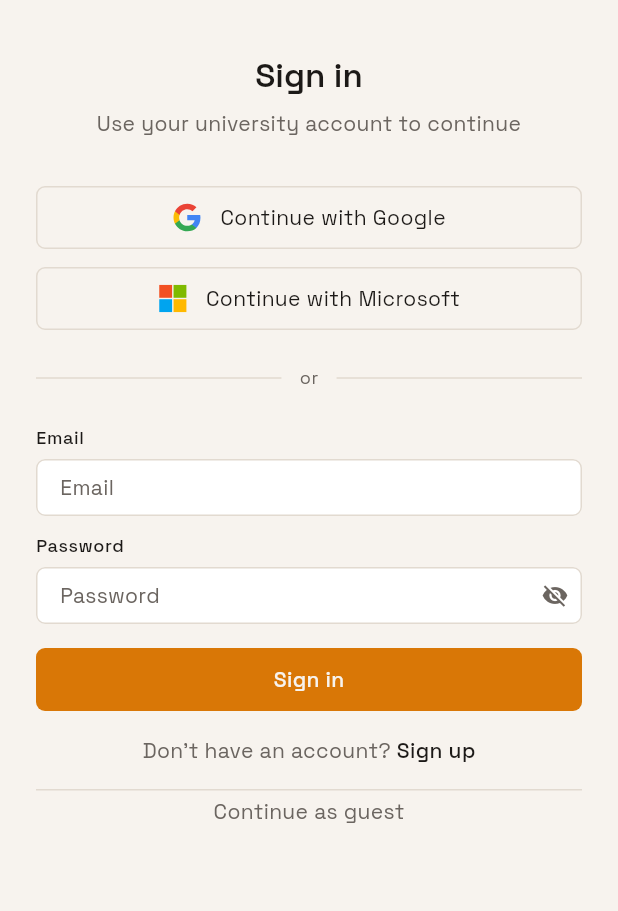
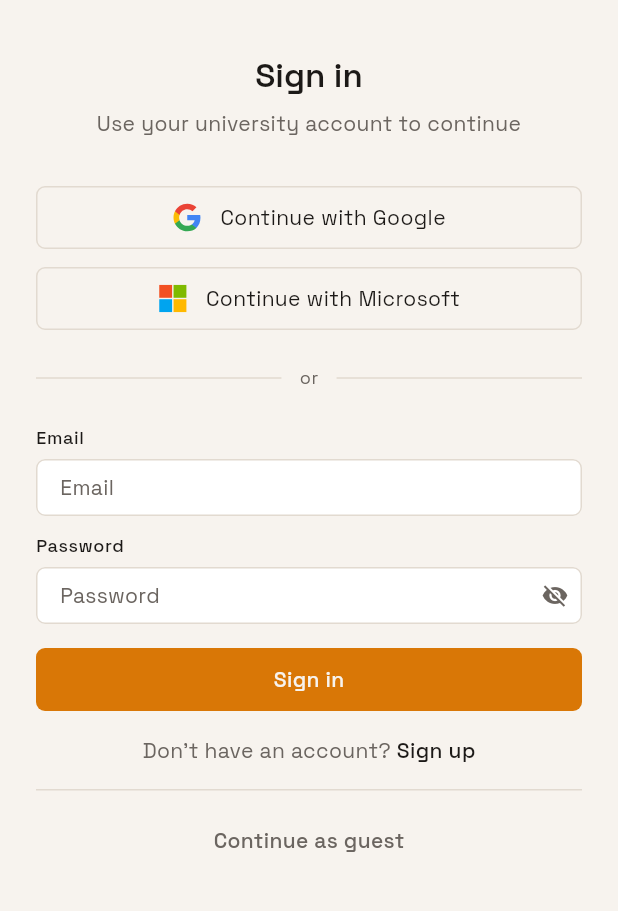
Before and after one commit to unishare-oss/unishare-flutter, a Flutter app: the screen it shows after launch, on a phone screen of 412 x 824 dp, the part 90-1001 px from its top. Run offline on Flutter 3.47's test engine with Material 3 defaults, Android fonts, the phone set to English and light mode, and no system bars; our stand-ins replace cached_network_image, chewie, cloud_firestore, connectivity_plus, dio, file_picker and 12 more; missing offline and left inert: pdfrx; accounts and stored records are empty; generated files the repository leaves out were written again.

Commit message:
feat(guest): add Departments tab and guest UX polish
Adds /departments as a guest-accessible route with a Departments tab in
GuestNavBar, replacing the old Sign In button. Shows a sign-up banner
when guests save a post. Fixes guest exit flow so the router doesn't
re-enter guest mode on sign-in tap. Create button always visible but
redirects guests to /welcome instead of the create flow.

Co-Authored-By: Claude Sonnet 4.6 <noreply@anthropic.com>

```diff
--- a/apps/mobile/lib/core/router/guest_shell_scaffold.dart
+++ b/apps/mobile/lib/core/router/guest_shell_scaffold.dart
@@ -27,6 +27,7 @@ class GuestShellScaffold extends StatelessWidget {
           activeIndex: navigationShell.currentIndex,
           onFeedTap: () => _handleTap(NavTab.feed.index),
           onSavedTap: () => _handleTap(kSavedBranchIndex),
+          onDepartmentsTap: () => _handleTap(kDepartmentsBranchIndex),
         ),
       ),
     );
--- a/apps/mobile/lib/core/router/router.dart
+++ b/apps/mobile/lib/core/router/router.dart
@@ -33,6 +33,7 @@ part 'router.g.dart';
 /// Branch index of the guest /saved route in the StatefulShellRoute.
 /// Declared here to avoid a circular import between GuestNavBar and GuestShellScaffold.
 const kSavedBranchIndex = 4;
+const kDepartmentsBranchIndex = 5;
 
 // Simple in-memory flag — not a Riverpod provider to keep it out of codegen.
 bool academicProfileSessionDismissed = false;
@@ -100,8 +101,8 @@ class _RouterNotifier extends ChangeNotifier {
       return null;
     }
 
-    // 2. Authenticated on an auth route → go to /feed
-    if (isAuthenticated && authRoutes.contains(currentPath)) {
+    // 2. Authenticated or guest on an auth route → go to /feed
+    if ((isAuthenticated || isGuest) && authRoutes.contains(currentPath)) {
       return '/feed';
     }
 
@@ -124,6 +125,7 @@ class _RouterNotifier extends ChangeNotifier {
       '/notifications',
       '/more',
       '/saved',
+      '/departments',
       '/preview',
       '/upload-progress',
     };
@@ -284,6 +286,26 @@ GoRouter router(Ref ref) {
               ),
             ],
           ),
+          // Branch 5 — DEPARTMENTS (guest-accessible exploration)
+          StatefulShellBranch(
+            routes: [
+              GoRoute(
+                path: '/departments',
+                builder: (context, state) =>
+                    const DepartmentsScreen(routeBase: '/departments'),
+                routes: [
+                  GoRoute(
+                    path: ':deptId',
+                    builder: (context, state) => CoursesScreen(
+                      deptId: state.pathParameters['deptId']!,
+                      departmentName:
+                          state.uri.queryParameters['name'] ?? 'Courses',
+                    ),
+                  ),
+                ],
+              ),
+            ],
+          ),
         ],
       ),
     ],
--- a/apps/mobile/lib/core/router/shell_scaffold.dart
+++ b/apps/mobile/lib/core/router/shell_scaffold.dart
@@ -11,7 +11,7 @@ class ShellScaffold extends StatelessWidget {
   final StatefulNavigationShell navigationShell;
 
   static final List<GlobalKey<State>> scrollTargetKeys = List.generate(
-    NavTab.values.length + 1, // auth tabs + guest /saved branch
+    NavTab.values.length + 2, // auth tabs + guest /saved + guest /departments
     (_) => GlobalKey<State>(),
   );
 
--- a/apps/mobile/lib/features/auth/presentation/screens/welcome_screen.dart
+++ b/apps/mobile/lib/features/auth/presentation/screens/welcome_screen.dart
@@ -620,20 +620,24 @@ class _AuthScreenState extends ConsumerState<AuthScreen> {
           Divider(color: dividerColor, height: 1),
 
           // 12. Continue as guest
-          const SizedBox(height: 4),
-          Center(
-            child: TextButton(
+          const SizedBox(height: 12),
+          SizedBox(
+            height: 42,
+            child: OutlinedButton(
               onPressed: () => ref.read(guestModeProvider.notifier).enter(),
-              style: TextButton.styleFrom(
-                padding: EdgeInsets.zero,
-                minimumSize: Size.zero,
-                tapTargetSize: MaterialTapTargetSize.shrinkWrap,
+              style: OutlinedButton.styleFrom(
+                side: BorderSide.none,
+                shape: RoundedRectangleBorder(
+                  borderRadius: BorderRadius.circular(6),
+                ),
+                foregroundColor: ac.mutedForeground,
               ),
               child: Text(
                 'Continue as guest',
-                style: Theme.of(
-                  context,
-                ).textTheme.bodyMedium?.copyWith(color: ac.mutedForeground),
+                style: Theme.of(context).textTheme.bodyMedium?.copyWith(
+                  color: ac.mutedForeground,
+                  fontWeight: FontWeight.w500,
+                ),
               ),
             ),
           ),
```
Also changed, not shown: apps/mobile/lib/features/departments/presentation/screens/departments_screen.dart (+5 -3 lines), apps/mobile/lib/features/feed/presentation/screens/feed_screen.dart (+4 -5 lines), apps/mobile/lib/features/post/presentation/screens/post_detail_screen.dart (+47 -0 lines), apps/mobile/lib/features/saved/presentation/screens/saved_screen.dart (+6 -3 lines), apps/mobile/lib/shared/widgets/guest_nav_bar.dart (+11 -7 lines).
